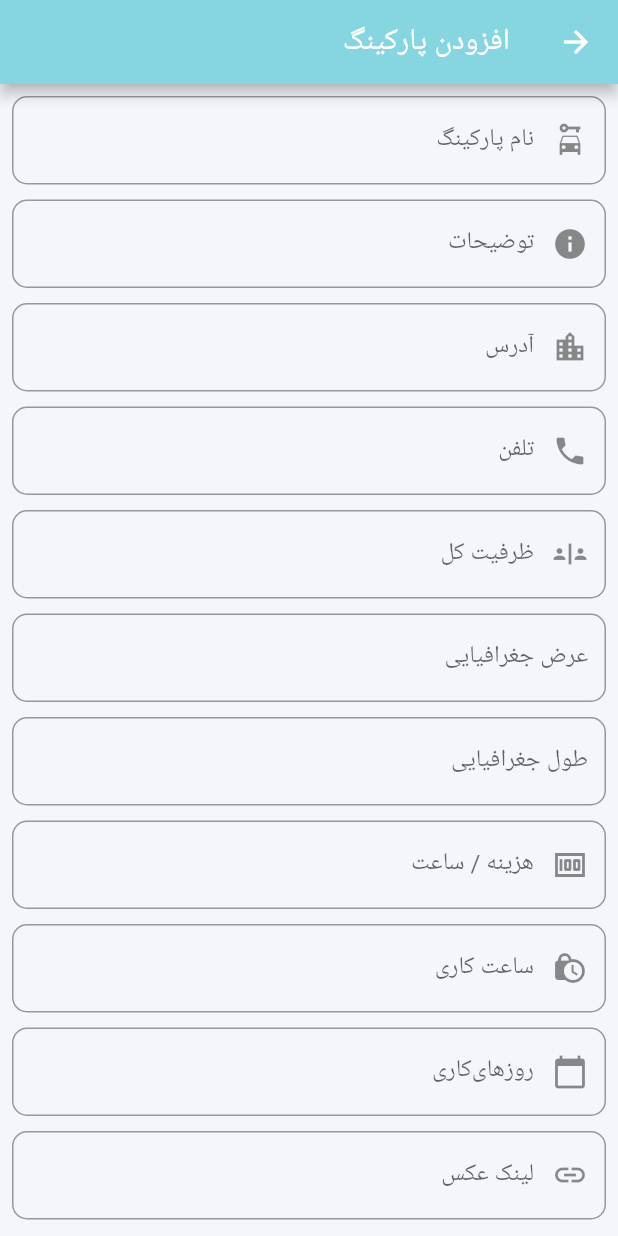
After one commit to mohammadsadra/smart-parking-frontend, a Flutter app: the AddParkingPage screen opened directly, on a phone screen of 412 x 824 dp. The commit adds this screen. Run offline on Flutter 3.47's test engine with Material 2 defaults, Android fonts, the phone set to English and light mode, and no system bars; our stand-ins replace dio, get, get_storage, location, qr_flutter, shamsi_date; missing offline and left inert: day_night_time_picker, location_web, mqtt_client; accounts and stored records are empty; network calls fail; Roboto replaces fonts that are missing (Kalameh); statements that could not run were skipped.

Commit message:
Added add parking page.

```diff
--- /dev/null
+++ b/lib/Screens/add_parking_page.dart
@@ -0,0 +1,193 @@
+import 'package:flutter/material.dart';
+import 'package:smart_parking/Models/parking.dart';
+
+class AddParkingPage extends StatelessWidget {
+  @override
+  Widget build(BuildContext context) {
+    return Scaffold(
+      appBar: AppBar(
+        title: Text('افزودن پارکینگ'),
+        foregroundColor: Colors.white,
+      ),
+      body: SingleChildScrollView(
+        child: Column(
+          mainAxisAlignment: MainAxisAlignment.start,
+          crossAxisAlignment: CrossAxisAlignment.start,
+          children: [
+            Padding(
+              padding: const EdgeInsets.all(8.0),
+              child: Column(
+                crossAxisAlignment: CrossAxisAlignment.start,
+                children: [
+                  TextFormField(
+                    textDirection: TextDirection.rtl,
+                    keyboardType: TextInputType.name,
+                    decoration: InputDecoration(
+                      labelText: 'نام پارکینگ',
+                      prefixIcon: const Icon(Icons.car_rental),
+                      border: OutlineInputBorder(
+                        borderRadius: BorderRadius.circular(10),
+                      ),
+                    ),
+                    onChanged: (value) {
+                      // userCtrl.email.value = value;
+                    },
+                  ),
+                  const SizedBox(height: 10),
+                  TextFormField(
+                    textDirection: TextDirection.rtl,
+                    keyboardType: TextInputType.name,
+                    decoration: InputDecoration(
+                      labelText: 'توضیحات',
+                      prefixIcon: const Icon(Icons.info),
+                      border: OutlineInputBorder(
+                        borderRadius: BorderRadius.circular(10),
+                      ),
+                    ),
+                    onChanged: (value) {
+                      // userCtrl.email.value = value;
+                    },
+                  ),
+                  const SizedBox(height: 10),
+                  TextFormField(
+                    textDirection: TextDirection.rtl,
+                    keyboardType: TextInputType.name,
+                    decoration: InputDecoration(
+                      labelText: 'آدرس',
+                      prefixIcon: const Icon(Icons.location_city),
+                      border: OutlineInputBorder(
+                        borderRadius: BorderRadius.circular(10),
+                      ),
+                    ),
+                    onChanged: (value) {
+                      // userCtrl.email.value = value;
+                    },
+                  ),
+                  const SizedBox(height: 10),
+                  TextFormField(
+                    textDirection: TextDirection.rtl,
+                    keyboardType: TextInputType.number,
+                    decoration: InputDecoration(
+                      labelText: 'تلفن',
+                      prefixIcon: const Icon(Icons.phone),
+                      border: OutlineInputBorder(
+                        borderRadius: BorderRadius.circular(10),
+                      ),
+                    ),
+                    onChanged: (value) {
+                      // userCtrl.email.value = value;
+                    },
+                  ),
+                  const SizedBox(height: 10),
+                  TextFormField(
+                    textDirection: TextDirection.rtl,
+                    keyboardType: TextInputType.number,
+                    decoration: InputDecoration(
+                      labelText: 'ظرفیت کل',
+                      prefixIcon: const Icon(Icons.safety_divider),
+                      border: OutlineInputBorder(
+                        borderRadius: BorderRadius.circular(10),
+                      ),
+                    ),
+                    onChanged: (value) {
+                      // userCtrl.email.value = value;
+                    },
+                  ),
+                  const SizedBox(height: 10),
+                  TextFormField(
+                    textDirection: TextDirection.rtl,
+                    keyboardType: TextInputType.number,
+                    decoration: InputDecoration(
+                      labelText: 'عرض جغرافیایی',
+                      border: OutlineInputBorder(
+                        borderRadius: BorderRadius.circular(10),
+                      ),
+                    ),
+                    onChanged: (value) {
+                      // userCtrl.email.value = value;
+                    },
+                  ),
+                  const SizedBox(height: 10),
+                  TextFormField(
+                    textDirection: TextDirection.rtl,
+                    keyboardType: TextInputType.number,
+                    decoration: InputDecoration(
+                      labelText: 'طول جغرافیایی',
+                      border: OutlineInputBorder(
+                        borderRadius: BorderRadius.circular(10),
+                      ),
+                    ),
+                    onChanged: (value) {
+                      // userCtrl.email.value = value;
+                    },
+                  ),
+                  const SizedBox(height: 10),
+                  TextFormField(
+                    textDirection: TextDirection.rtl,
+                    keyboardType: TextInputType.number,
+                    decoration: InputDecoration(
+                      labelText: 'هزینه / ساعت',
+                      prefixIcon: const Icon(Icons.money),
+                      border: OutlineInputBorder(
+                        borderRadius: BorderRadius.circular(10),
+                      ),
+                    ),
+                    onChanged: (value) {
+                      // userCtrl.email.value = value;
+                    },
+                  ),
+                  const SizedBox(height: 10),
+                  TextFormField(
+                    textDirection: TextDirection.rtl,
+                    keyboardType: TextInputType.name,
+                    decoration: InputDecoration(
+                      labelText: 'ساعت کاری',
+                      prefixIcon: const Icon(Icons.lock_clock),
+                      border: OutlineInputBorder(
+                        borderRadius: BorderRadius.circular(10),
+                      ),
+                    ),
+                    onChanged: (value) {
+                      // userCtrl.email.value = value;
+                    },
+                  ),
+                  const SizedBox(height: 10),
+                  TextFormField(
+                    textDirection: TextDirection.rtl,
+                    keyboardType: TextInputType.name,
+                    decoration: InputDecoration(
+                      labelText: 'روزهای‌کاری',
+                      prefixIcon: const Icon(Icons.calendar_today),
+                      border: OutlineInputBorder(
+                        borderRadius: BorderRadius.circular(10),
+                      ),
+                    ),
+                    onChanged: (value) {
+                      // userCtrl.email.value = value;
+                    },
+                  ),
+                  const SizedBox(height: 10),
+                  TextFormField(
+                    textDirection: TextDirection.rtl,
+                    keyboardType: TextInputType.url,
+                    decoration: InputDecoration(
+                      labelText: 'لینک عکس',
+                      prefixIcon: const Icon(Icons.link),
+                      border: OutlineInputBorder(
+                        borderRadius: BorderRadius.circular(10),
+                      ),
+                    ),
+                    onChanged: (value) {
+                      // userCtrl.email.value = value;
+                    },
+                  ),
+                  const SizedBox(height: 10),
+                ],
+              ),
+            )
+          ],
+        ),
+      ),
+    );
+  }
+}
--- a/lib/Screens/admin_page.dart
+++ b/lib/Screens/admin_page.dart
@@ -3,6 +3,7 @@ import 'package:get/get.dart';
 import 'package:get/get_state_manager/get_state_manager.dart';
 import 'package:smart_parking/Controllers/user_controller.dart';
 import 'package:smart_parking/Screens/add_reservation_page.dart';
+import 'package:smart_parking/Screens/add_parking_page.dart';
 import 'package:smart_parking/Widgets/reservation_widgets.dart';
 
 class AdminPage extends StatelessWidget {
@@ -37,6 +38,27 @@ class AdminPage extends StatelessWidget {
                           GestureDetector(
                             behavior: HitTestBehavior.opaque,
                             onTap: () {
+                              Get.to(AddParkingPage());
+                            },
+                            child: Row(
+                              crossAxisAlignment: CrossAxisAlignment.end,
+                              children: const [
+                                Icon(Icons.add),
+                                SizedBox(width: 8),
+                                Text(
+                                  'افزودن پارکینگ',
+                                  style: TextStyle(
+                                    fontSize: 20,
+                                  ),
+                                  textDirection: TextDirection.rtl,
+                                ),
+                              ],
+                            ),
+                          ),
+                          const SizedBox(height: 10),
+                          GestureDetector(
+                            behavior: HitTestBehavior.opaque,
+                            onTap: () {
                               userCtrl.logout();
                             },
                             child: Row(
```
